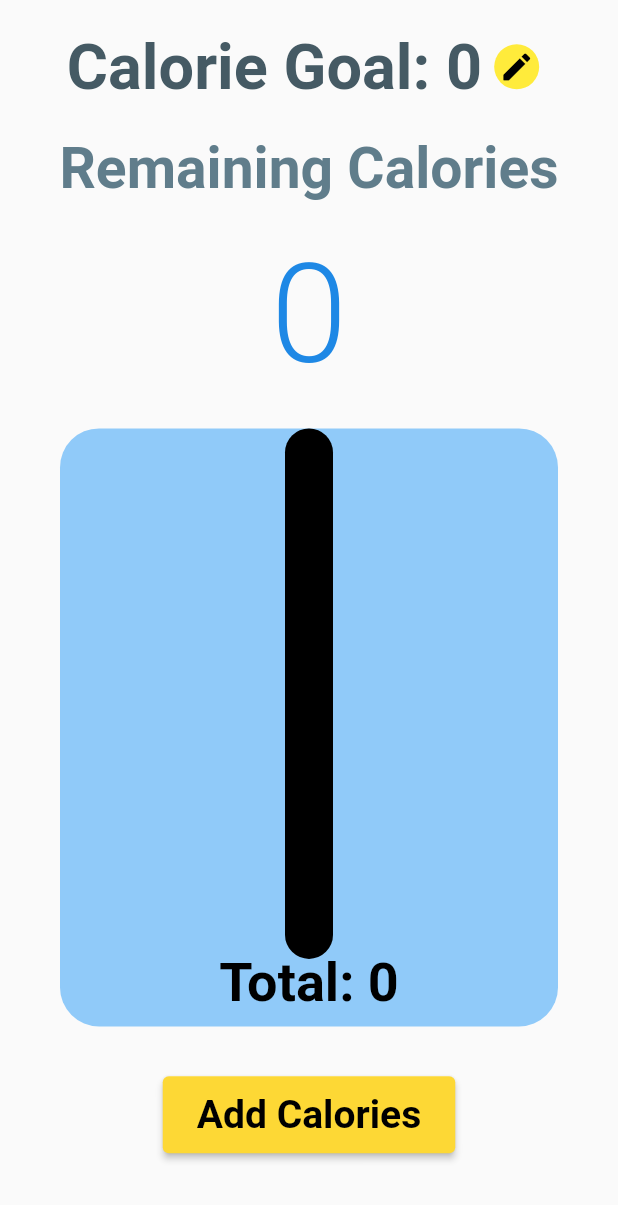
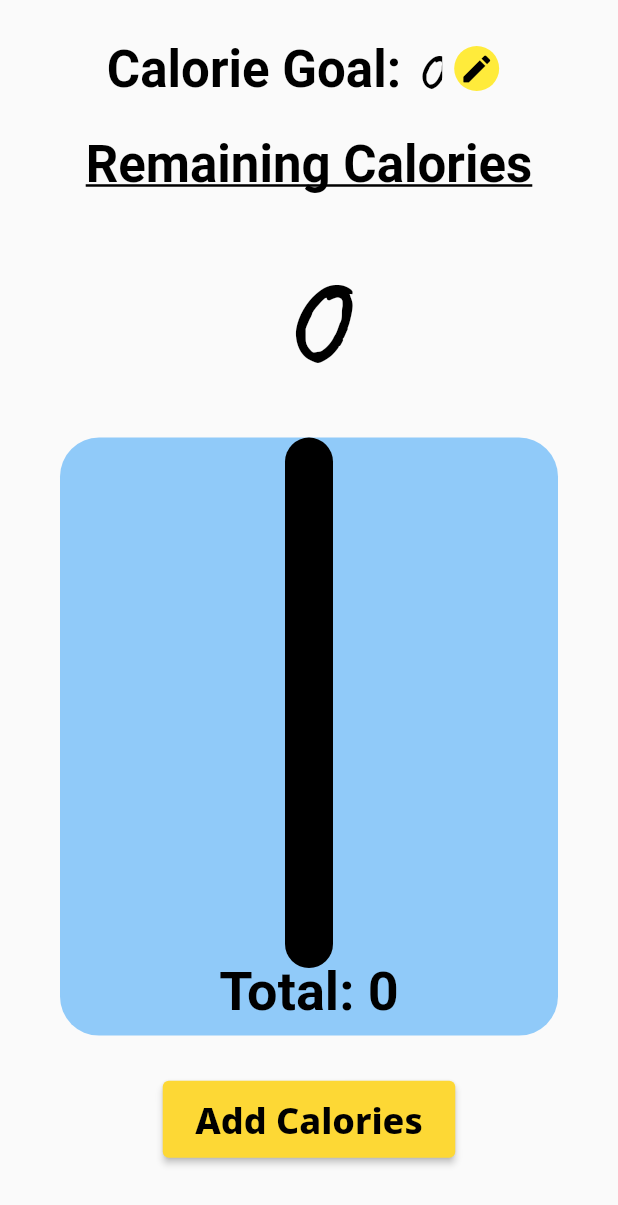
Before and after one commit to WilliamRWalsh/irl-mobile, a Flutter app: the screen it shows after launch, after a tap on "Verify Phone Number", on a phone screen of 412 x 824 dp. Shown: the top 1205 px of the screen. Run offline on Flutter 3.47's test engine with Material 2 defaults, Android fonts, the phone set to English and light mode, and no system bars; our stand-ins replace cloud_firestore, firebase_auth, firebase_core, google_fonts; missing offline and left inert: cloud_firestore_web, dart:html, firebase_auth_web, firebase_core_web; accounts and stored records are empty; generated files the repository leaves out were written again; network calls fail; Roboto replaces fonts that are missing (Domine).

Commit message:
basic fonts working

```diff
--- a/lib/main.dart
+++ b/lib/main.dart
@@ -1,4 +1,5 @@
 import 'package:flutter/material.dart';
+import 'package:google_fonts/google_fonts.dart';
 import 'package:irl_mobile/firebase/calories_list_state.dart';
 import 'package:irl_mobile/firebase/goal_state.dart';
 import 'package:irl_mobile/screens/dashboard/dashboard.dart';
@@ -66,52 +67,8 @@ class _AppState extends State<App> {
 class SlimSamsApp extends StatelessWidget {
   @override
   Widget build(BuildContext context) {
-    return MaterialApp(
-      theme: ThemeData(
-        // Colors
-        brightness: Brightness.light,
-        primaryColor: Colors.blue[300],
-        errorColor: Colors.red,
-        accentColor: Colors.green[200],
-        buttonColor: Colors.yellow[600],
-        primaryColorDark: Colors.black,
-
-        // Widget Themes
-        inputDecorationTheme:
-            InputDecorationTheme(fillColor: Theme.of(context).primaryColorDark),
-
-        // Text
-        textTheme: TextTheme(
-          button: TextStyle(
-            fontSize: 26,
-            fontWeight: FontWeight.bold,
-          ),
-          bodyText2: TextStyle(
-            fontSize: 22,
-            fontWeight: FontWeight.bold,
-          ),
-          headline1: TextStyle(
-            fontSize: 92,
-            color: Colors.blue[600],
-            fontWeight: FontWeight.w300,
-          ),
-          headline2: TextStyle(
-            fontSize: 38,
-            fontWeight: FontWeight.bold,
-            color: Colors.blueGrey[500],
-          ),
-          headline3: TextStyle(
-            fontSize: 42,
-            fontWeight: FontWeight.bold,
-            color: Colors.blueGrey[700],
-          ),
-          headline4: TextStyle(
-            fontSize: 42,
-            fontWeight: FontWeight.bold,
-            color: Colors.blue[300],
-          ),
-        ),
-      ),
+    var materialApp = MaterialApp(
+      theme: myTheme(context),
       home: Scaffold(
         resizeToAvoidBottomInset: false,
         backgroundColor: Colors.blue[50],
@@ -138,5 +95,64 @@ class SlimSamsApp extends StatelessWidget {
         ),
       ),
     );
+    return materialApp;
+  }
+
+  ThemeData myTheme(BuildContext context) {
+    return ThemeData(
+      // Colors
+      brightness: Brightness.light,
+      primaryColor: Colors.blue[300],
+      errorColor: Colors.red,
+      accentColor: Colors.green[200],
+      buttonColor: Colors.yellow[600],
+      primaryColorDark: Colors.black,
+
+      // Widget Themes
+      inputDecorationTheme:
+          InputDecorationTheme(fillColor: Theme.of(context).primaryColorDark),
+
+      // Text
+      textTheme: TextTheme(
+        button: GoogleFonts.notoSans(
+          fontWeight: FontWeight.w800,
+          color: Colors.blueGrey[700],
+          fontSize: 24,
+        ),
+        // User variable
+        bodyText1: GoogleFonts.caveat(
+          color: Colors.black,
+          fontSize: 42,
+        ),
+        // Labels
+        bodyText2: GoogleFonts.domine(
+          fontSize: 34,
+          color: Colors.black,
+          fontWeight: FontWeight.w600,
+        ),
+        // Display #1
+        headline1: GoogleFonts.domine(
+          fontSize: 40,
+          color: Colors.grey[800],
+          fontWeight: FontWeight.w300,
+        ),
+        // Display #2
+        headline2: GoogleFonts.caveat(
+          color: Colors.blueGrey[700],
+          fontWeight: FontWeight.bold,
+          fontSize: 44,
+        ),
+        headline3: GoogleFonts.caveat(
+          color: Colors.blueGrey[700],
+          fontWeight: FontWeight.bold,
+          fontSize: 50,
+        ),
+        headline4: TextStyle(
+          fontSize: 42,
+          fontWeight: FontWeight.bold,
+          color: Colors.blue[300],
+        ),
+      ),
+    );
   }
 }
--- a/lib/screens/dashboard/dashboard.dart
+++ b/lib/screens/dashboard/dashboard.dart
@@ -1,3 +1,5 @@
+import 'dart:html';
+
 import 'package:flutter/material.dart';
 import 'package:irl_mobile/firebase/calories_list_state.dart';
 import 'package:irl_mobile/firebase/goal_state.dart';
@@ -32,8 +34,12 @@ class Dashboard extends StatelessWidget {
                     mainAxisAlignment: MainAxisAlignment.center,
                     children: [
                       Text(
-                        'Calorie Goal: $goal',
-                        style: Theme.of(context).textTheme.headline3,
+                        'Calorie Goal: ',
+                        style: Theme.of(context).textTheme.bodyText2,
+                      ),
+                      Text(
+                        '$goal',
+                        style: Theme.of(context).textTheme.bodyText1,
                       ),
                       Padding(
                         padding: const EdgeInsets.all(8.0),
@@ -60,14 +66,20 @@ class Dashboard extends StatelessWidget {
                   flex: 1,
                   child: Text(
                     'Remaining Calories',
-                    style: Theme.of(context).textTheme.headline2,
+                    style: Theme.of(context)
+                        .textTheme
+                        .bodyText2
+                        .copyWith(decoration: TextDecoration.underline),
                   ),
                 ),
                 Flexible(
                   flex: 4,
                   child: Text(
                     "$remainingCalories",
-                    style: Theme.of(context).textTheme.headline1,
+                    style: Theme.of(context)
+                        .textTheme
+                        .bodyText1
+                        .copyWith(fontSize: 100),
                   ),
                 ),
                 Flexible(
--- a/lib/screens/dashboard/local_widgets/ledger_card.dart
+++ b/lib/screens/dashboard/local_widgets/ledger_card.dart
@@ -25,7 +25,8 @@ class LedgerCard extends StatelessWidget {
         width: 300,
         child: Center(
           child: Text(
-            '+' + calories.calories.toString(),
+            calories.calories.toString(),
+            style: Theme.of(context).textTheme.bodyText1,
           ),
         ),
       ),
```
Also changed, not shown: 1 other file.
